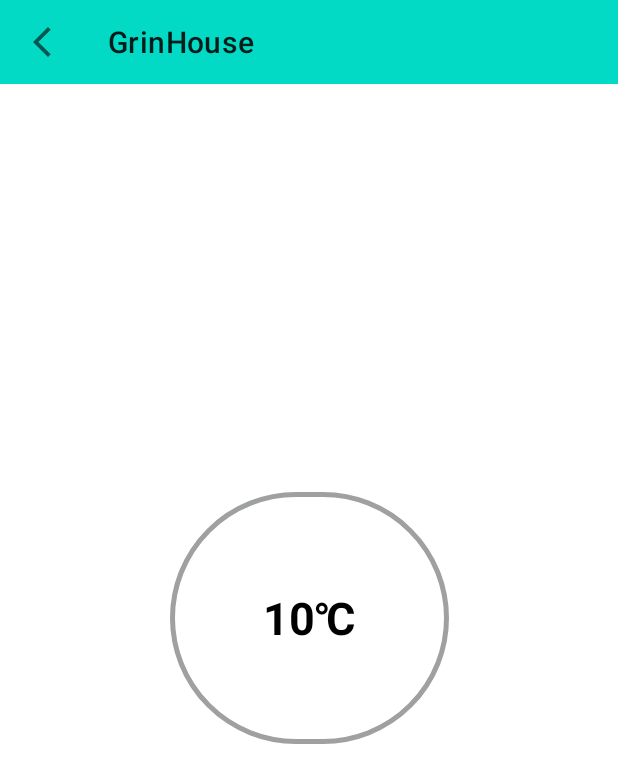
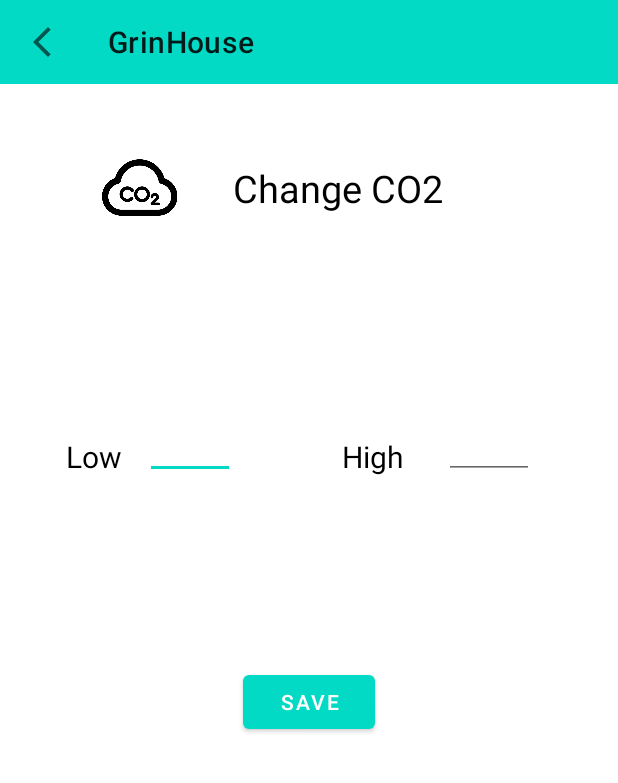
Before and after one commit to via-group-10/gh-android-app, an Android app: the CarbonDioxideActivity screen opened directly, with no data from a screen before it, on a phone screen of 412 x 824 dp. Shown: the top 783 px of the screen. Run offline under Robolectric (Android 15) with nearby library versions, the phone set to English and light mode, and no system bars.

Commit message:
co2 implementing in process(design)

```diff
--- a/app/src/main/java/com/example/grinhouseapp/treshold/CarbonDioxideActivity.java
+++ b/app/src/main/java/com/example/grinhouseapp/treshold/CarbonDioxideActivity.java
@@ -22,7 +22,7 @@ public class CarbonDioxideActivity extends AppCompatActivity {
     protected void onCreate(Bundle savedInstanceState) {
         super.onCreate(savedInstanceState);
         setContentView(R.layout.activity_carbondioxide);
-        carbonDioxideData = findViewById(R.id.ppm);
+//        carbonDioxideData = findViewById(R.id.ppm);
         carbonDioxideViewModel = new ViewModelProvider(this).get(CarbonDioxideViewModel.class);
 
         carbonDioxideViewModel.setMeasurementRepository(MeasurementType.carbonDioxide);
@@ -34,9 +34,9 @@ public class CarbonDioxideActivity extends AppCompatActivity {
             }
         }, 5 * 60 * 1000);// Repeat every 5 minutes (every 5 minutes CO2 is updated)
 
-        carbonDioxideViewModel.getMeasurement().observe(this, measurement -> {
-            carbonDioxideData.setText(measurement.getMeasurementValue() + "ppm");
-        });
+//        carbonDioxideViewModel.getMeasurement().observe(this, measurement -> {
+//            carbonDioxideData.setText(measurement.getMeasurementValue() + "ppm");
+//        });
 
         Intent bundle = getIntent();
         Toolbar toolbar = findViewById(R.id.up_toolbar);
--- a/app/src/main/res/layout/activity_carbondioxide.xml
+++ b/app/src/main/res/layout/activity_carbondioxide.xml
@@ -17,96 +17,94 @@
         app:title="@string/app_name"
         app:navigationIcon="@drawable/ic_baseline_arrow_back_ios_new_24"
         style="@style/Widget.MaterialComponents.ActionBar.Primary"/>
-<!--    <TextView-->
-<!--        android:id="@+id/textView"-->
-<!--        android:layout_width="wrap_content"-->
-<!--        android:layout_height="wrap_content"-->
-<!--        android:layout_marginTop="116dp"-->
-<!--        android:fontFamily="@font/nunito"-->
-<!--        android:text="@string/carbonDioxideName"-->
-<!--        android:textAppearance="@style/TextAppearance.AppCompat.Body1"-->
-<!--        android:textColor="@color/black"-->
-<!--        android:textSize="36sp"-->
-<!--        android:textStyle="bold"-->
-<!--        app:layout_constraintEnd_toEndOf="parent"-->
-<!--        app:layout_constraintStart_toStartOf="parent"-->
-<!--        app:layout_constraintTop_toTopOf="parent" />-->
 
-<!--    <TextView-->
-<!--        android:id="@+id/textView2"-->
-<!--        android:layout_width="wrap_content"-->
-<!--        android:layout_height="wrap_content"-->
-<!--        android:layout_marginTop="4dp"-->
-<!--        android:fontFamily="@font/nunito"-->
-<!--        android:text="@string/carbonDioxideSubhead"-->
-<!--        android:textColor="#000000"-->
-<!--        android:textSize="18sp"-->
-<!--        app:layout_constraintEnd_toEndOf="parent"-->
-<!--        app:layout_constraintHorizontal_bias="0.496"-->
-<!--        app:layout_constraintStart_toStartOf="parent"-->
-<!--        app:layout_constraintTop_toBottomOf="@+id/textView" />-->
-
-
-<!--    <Button-->
-<!--        android:id="@+id/button"-->
-<!--        android:layout_width="172dp"-->
-<!--        android:layout_height="60dp"-->
-<!--        android:background="@color/teal_200"-->
-<!--        android:text="@string/SetBtn"-->
-
-<!--        tools:layout_editor_absoluteX="113dp"-->
-<!--        tools:layout_editor_absoluteY="617dp" />-->
-
-    <TextView
-        android:id="@+id/ppm"
-        android:layout_width="186dp"
-        android:layout_height="168dp"
+    <ImageView
+        android:id="@+id/imageView"
+        android:layout_width="50dp"
+        android:layout_height="50dp"
         android:layout_gravity="top"
-        android:background="@drawable/shape"
-        android:gravity="center"
-        android:shadowColor="#1C1010"
-        android:text="10℃"
-        android:textColor="@color/black"
-        android:textSize="30sp"
-        android:textStyle="bold"
-        app:layout_constraintBottom_toBottomOf="parent"
-        app:layout_constraintEnd_toEndOf="parent"
+        android:layout_marginStart="68dp"
+        android:layout_marginTop="100dp"
+        android:src="@drawable/co2"
         app:layout_constraintStart_toStartOf="parent"
         app:layout_constraintTop_toTopOf="parent" />
 
+    <TextView
+        android:id="@+id/text_cd"
+        android:layout_width="wrap_content"
+        android:layout_height="wrap_content"
+        android:layout_gravity="top"
+        android:layout_marginStart="23dp"
+        android:layout_marginTop="108dp"
+        android:paddingLeft="10dp"
+        android:text="@string/changeCarbonDioxideName"
+        android:textColor="@color/black"
+        android:textSize="25sp"
+        app:layout_constraintEnd_toEndOf="parent"
+        app:layout_constraintHorizontal_bias="0.033"
+        app:layout_constraintStart_toEndOf="@+id/imageView"
+        app:layout_constraintTop_toTopOf="parent" />
 
-    <!--    <Button-->
-<!--        android:id="@+id/decreaseValueBtn"-->
-<!--        android:layout_width="78dp"-->
-<!--        android:layout_height="47dp"-->
-<!--        android:rotationX="0"-->
-<!--        android:scaleX="1"-->
-<!--        android:text="-"-->
-<!--        android:textColor="@color/white"-->
-<!--        android:textColorLink="@color/black"-->
-<!--        android:textSize="24sp"-->
-<!--        tools:layout_editor_absoluteX="62dp"-->
-<!--        tools:layout_editor_absoluteY="490dp" />-->
+    <TextView
+        android:id="@+id/textView3"
+        android:layout_width="wrap_content"
+        android:layout_height="wrap_content"
+        android:layout_marginStart="44dp"
+        android:layout_marginTop="240dp"
+        android:layout_marginBottom="456dp"
+        android:text="@string/text_Low"
+        android:textColor="@color/black"
+        android:textSize="20sp"
+        app:layout_constraintBottom_toBottomOf="parent"
+        app:layout_constraintStart_toStartOf="parent"
+        app:layout_constraintTop_toTopOf="parent" />
 
-<!--    <Button-->
-<!--        android:id="@+id/increaseValueBtn"-->
-<!--        android:layout_width="78dp"-->
-<!--        android:layout_height="47dp"-->
-<!--        android:rotationX="0"-->
-<!--        android:scaleX="1"-->
-<!--        android:text="+"-->
+    <EditText
+        android:layout_width="60dp"
+        android:layout_height="30dp"
+        android:layout_marginStart="15dp"
+        android:layout_marginTop="240dp"
+        android:layout_marginBottom="456dp"
+        app:layout_constraintBottom_toBottomOf="parent"
+        app:layout_constraintStart_toEndOf="@+id/textView3"
+        app:layout_constraintTop_toTopOf="parent" />
 
-<!--        android:textColor="@color/white"-->
-<!--        android:textColorLink="@color/black"-->
-<!--        android:textSize="24sp"-->
-<!--        tools:layout_editor_absoluteX="253dp"-->
-<!--        tools:layout_editor_absoluteY="490dp" />-->
-    <!--    <fragment-->
-    <!--        android:id="@+id/fragment"-->
-    <!--        android:layout_width="match_parent"-->
-    <!--        android:layout_height="match_parent"-->
-    <!--        app:layout_constraintBottom_toBottomOf="parent"-->
-    <!--        app:layout_constraintEnd_toEndOf="parent"-->
-    <!--        app:layout_constraintStart_toStartOf="parent"-->
-    <!--        app:layout_constraintTop_toTopOf="parent" />-->
+    <TextView
+        android:id="@+id/textView4"
+        android:layout_width="wrap_content"
+        android:layout_height="wrap_content"
+        android:layout_marginStart="228dp"
+        android:layout_marginTop="240dp"
+        android:layout_marginBottom="456dp"
+        android:text="@string/text_High"
+        android:textColor="@color/black"
+        android:textSize="20sp"
+        app:layout_constraintBottom_toBottomOf="parent"
+        app:layout_constraintStart_toStartOf="parent"
+        app:layout_constraintTop_toTopOf="parent" />
+
+    <EditText
+        android:id="@+id/editText"
+        android:layout_width="60dp"
+        android:layout_height="30dp"
+        android:layout_marginStart="15dp"
+        android:layout_marginTop="240dp"
+        android:layout_marginEnd="44dp"
+        android:layout_marginBottom="456dp"
+        app:layout_constraintBottom_toBottomOf="parent"
+        app:layout_constraintEnd_toEndOf="parent"
+        app:layout_constraintHorizontal_bias="0.493"
+        app:layout_constraintStart_toEndOf="@+id/textView4"
+        app:layout_constraintTop_toTopOf="parent" />
+
+    <Button
+        android:id="@+id/button2"
+        android:layout_width="wrap_content"
+        android:layout_height="wrap_content"
+        android:layout_marginBottom="332dp"
+        android:text="Save"
+        app:layout_constraintBottom_toBottomOf="parent"
+        app:layout_constraintEnd_toEndOf="parent"
+        app:layout_constraintStart_toStartOf="parent" />
+
 </androidx.constraintlayout.widget.ConstraintLayout>
--- a/app/src/main/res/values/strings.xml
+++ b/app/src/main/res/values/strings.xml
@@ -11,4 +11,7 @@
     <string name="temperatureSubhead">Change the levels of temperature</string>
     <string name="SetBtn">Set</string>
     <string name="carbonDioxideSubhead">CarbonDioxideSubhead</string>
+    <string name="changeCarbonDioxideName">Change CO2</string>
+    <string name="text_Low">Low</string>
+    <string name="text_High">High</string>
 </resources>
```
